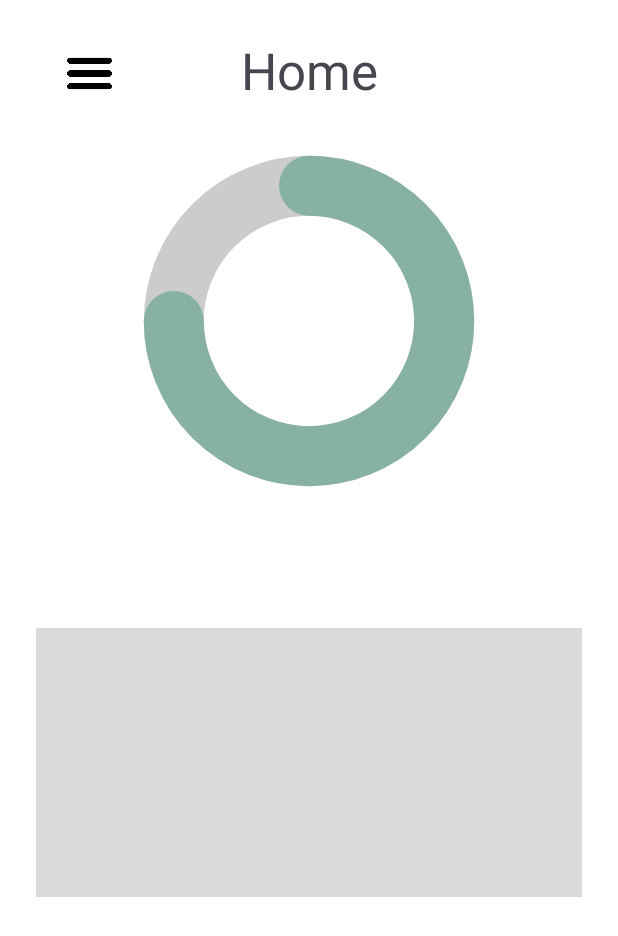
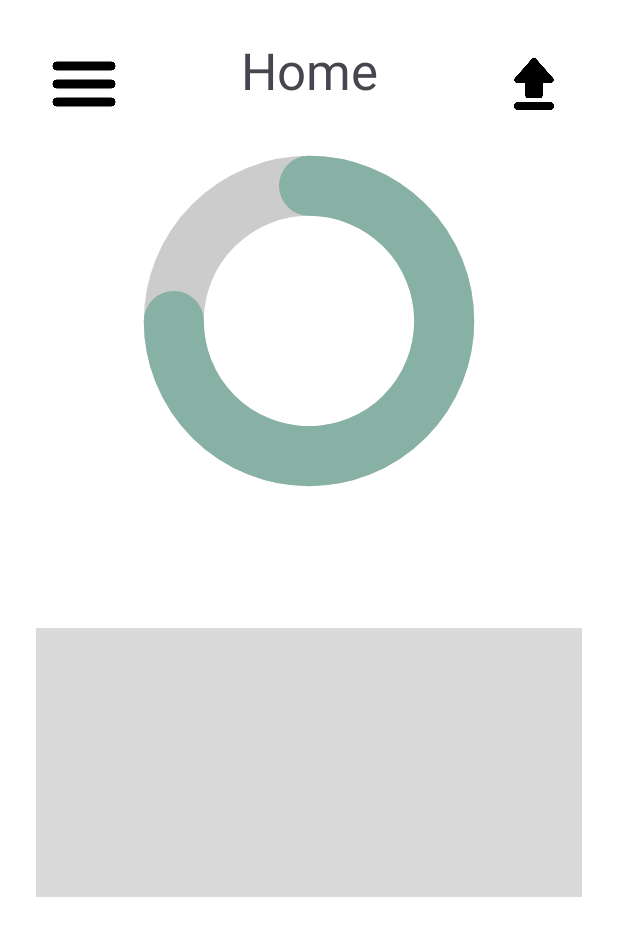
Before and after one commit to VaccaMario/Optiwatt_AI, an Android app: the HomeActivity screen opened directly, with no data from a screen before it, on a phone screen of 412 x 824 dp. Shown: the top 936 px of the screen. Run offline under Robolectric (Android 15) with nearby library versions, the phone set to English and light mode, and no system bars.

Commit message:
Implementata funzionalità di upload immagine con dialog personalizzato
- Aggiunto pulsante immagine (uploadbutton) nella HomeActivity come trigger dell'upload
- Creato layout personalizzato per il pop-up (activity_pop_up_load.xml) con TextView e Button
- Implementato dialog pop-up con AlertDialog al click sull'immagine
- Centrato correttamente il LinearLayout all’interno di ConstraintLayout con vincoli
- Aggiunta funzione avviaSelettoreImmagine()
- Verificata apertura corretta del pop-up
- Pulizia layout e build completata con successo

```diff
--- a/app/build.gradle.kts
+++ b/app/build.gradle.kts
@@ -1,6 +1,7 @@
 plugins {
     alias(libs.plugins.android.application)
     alias(libs.plugins.kotlin.android)
+    id("kotlin-kapt")
 }
 
 android {
@@ -44,4 +45,8 @@ dependencies {
     testImplementation(libs.junit)
     androidTestImplementation(libs.androidx.junit)
     androidTestImplementation(libs.androidx.espresso.core)
+    implementation("androidx.room:room-runtime:2.6.1")
+    kapt("androidx.room:room-compiler:2.6.1")
+    implementation("androidx.activity:activity-ktx:1.8.0")
+
 }
--- a/app/src/main/res/layout/activity_home.xml
+++ b/app/src/main/res/layout/activity_home.xml
@@ -1,6 +1,5 @@
 <?xml version="1.0" encoding="utf-8"?>
-<androidx.constraintlayout.widget.ConstraintLayout
-    xmlns:android="http://schemas.android.com/apk/res/android"
+<androidx.constraintlayout.widget.ConstraintLayout xmlns:android="http://schemas.android.com/apk/res/android"
     xmlns:app="http://schemas.android.com/apk/res-auto"
     xmlns:tools="http://schemas.android.com/tools"
     android:id="@+id/main"
@@ -14,10 +13,10 @@
         android:layout_width="0dp"
         android:layout_height="0dp"
         android:fillViewport="true"
-        app:layout_constraintTop_toTopOf="parent"
         app:layout_constraintBottom_toBottomOf="parent"
+        app:layout_constraintEnd_toEndOf="parent"
         app:layout_constraintStart_toStartOf="parent"
-        app:layout_constraintEnd_toEndOf="parent">
+        app:layout_constraintTop_toTopOf="parent">
 
         <androidx.constraintlayout.widget.ConstraintLayout
             android:layout_width="match_parent"
@@ -28,34 +27,34 @@
                 android:id="@+id/textHome"
                 android:layout_width="wrap_content"
                 android:layout_height="wrap_content"
-                android:text="Home"
+                android:text="@string/home_title"
                 android:textSize="34sp"
-                app:layout_constraintTop_toTopOf="parent"
+                app:layout_constraintEnd_toEndOf="parent"
+                app:layout_constraintHorizontal_bias="0.5"
                 app:layout_constraintStart_toStartOf="parent"
-                app:layout_constraintEnd_toEndOf="parent"
-                app:layout_constraintHorizontal_bias="0.5" />
+                app:layout_constraintTop_toTopOf="parent" />
 
             <ImageView
                 android:id="@+id/menuButton"
-                android:layout_width="55dp"
-                android:layout_height="34dp"
+                android:layout_width="48dp"
+                android:layout_height="48dp"
+                android:layout_marginStart="8dp"
                 android:layout_marginTop="8dp"
-                android:layout_marginStart="8dp"
-                android:src="@drawable/menu"
-                android:contentDescription="Menu"
                 android:clickable="true"
                 android:focusable="true"
-                app:layout_constraintTop_toTopOf="parent"
-                app:layout_constraintStart_toStartOf="parent" />
+                android:contentDescription="@string/menu_button_desc"
+                android:src="@drawable/menu"
+                app:layout_constraintStart_toStartOf="parent"
+                app:layout_constraintTop_toTopOf="parent" />
 
             <com.example.optiwatt_ai.RingChartView
                 android:id="@+id/ringChart"
                 android:layout_width="260dp"
                 android:layout_height="225dp"
                 android:layout_marginTop="32dp"
-                app:layout_constraintTop_toBottomOf="@id/textHome"
+                app:layout_constraintEnd_toEndOf="parent"
                 app:layout_constraintStart_toStartOf="parent"
-                app:layout_constraintEnd_toEndOf="parent" />
+                app:layout_constraintTop_toBottomOf="@id/textHome" />
 
             <View
                 android:id="@+id/view"
@@ -63,11 +62,36 @@
                 android:layout_height="179dp"
                 android:layout_marginTop="92dp"
                 android:background="#DADADA"
-                app:layout_constraintTop_toBottomOf="@id/ringChart"
+                app:layout_constraintEnd_toEndOf="parent"
                 app:layout_constraintStart_toStartOf="parent"
-                app:layout_constraintEnd_toEndOf="parent" />
+                app:layout_constraintTop_toBottomOf="@id/ringChart" />
+
+            <ImageView
+                android:id="@+id/UploadButton"
+                android:layout_width="48dp"
+                android:layout_height="48dp"
+                android:layout_marginTop="8dp"
+                android:layout_marginEnd="8dp"
+                android:contentDescription="@string/upload_button_desc"
+                app:layout_constraintEnd_toEndOf="parent"
+                app:layout_constraintTop_toTopOf="parent"
+                app:srcCompat="@drawable/uploadbutton" />
 
         </androidx.constraintlayout.widget.ConstraintLayout>
     </androidx.core.widget.NestedScrollView>
 
+    <androidx.constraintlayout.widget.Guideline
+        android:id="@+id/guideline"
+        android:layout_width="wrap_content"
+        android:layout_height="wrap_content"
+        android:orientation="vertical"
+        app:layout_constraintGuide_begin="20dp" />
+
+    <androidx.constraintlayout.helper.widget.Flow
+        android:id="@+id/flow"
+        android:layout_width="wrap_content"
+        android:layout_height="wrap_content"
+        app:layout_constraintStart_toStartOf="parent"
+        app:layout_constraintTop_toBottomOf="@id/guideline" />
+
 </androidx.constraintlayout.widget.ConstraintLayout>
--- a/app/src/main/res/values/strings.xml
+++ b/app/src/main/res/values/strings.xml
@@ -1,3 +1,6 @@
 <resources>
-    <string name="app_name">Optiwatt_AI</string>
+    <string name="app_name">Optiwatt AI</string>
+    <string name="home_title">Home</string>
+    <string name="menu_button_desc">Menu</string>
+    <string name="upload_button_desc">Upload image</string>
 </resources>
--- a/gradle/libs.versions.toml
+++ b/gradle/libs.versions.toml
@@ -1,5 +1,5 @@
 [versions]
-agp = "8.8.2"
+agp = "8.9.0"
 kotlin = "1.9.24"
 coreKtx = "1.16.0"
 junit = "4.13.2"
```
Also changed, not shown: app/src/main/AndroidManifest.xml (+10 -5 lines), app/src/main/java/com/example/optiwatt_ai/HomeActivity.kt (+26 -0 lines), app/src/main/java/com/example/optiwatt_ai/PopUpLoad.kt (added, +20 -0 lines), app/src/main/res/layout/activity_pop_up_load.xml (added, +37 -0 lines), app/src/main/res/drawable/uploadbutton.png (added), build.gradle.kts (line endings or trailing spaces), gradle/wrapper/gradle-wrapper.properties.
